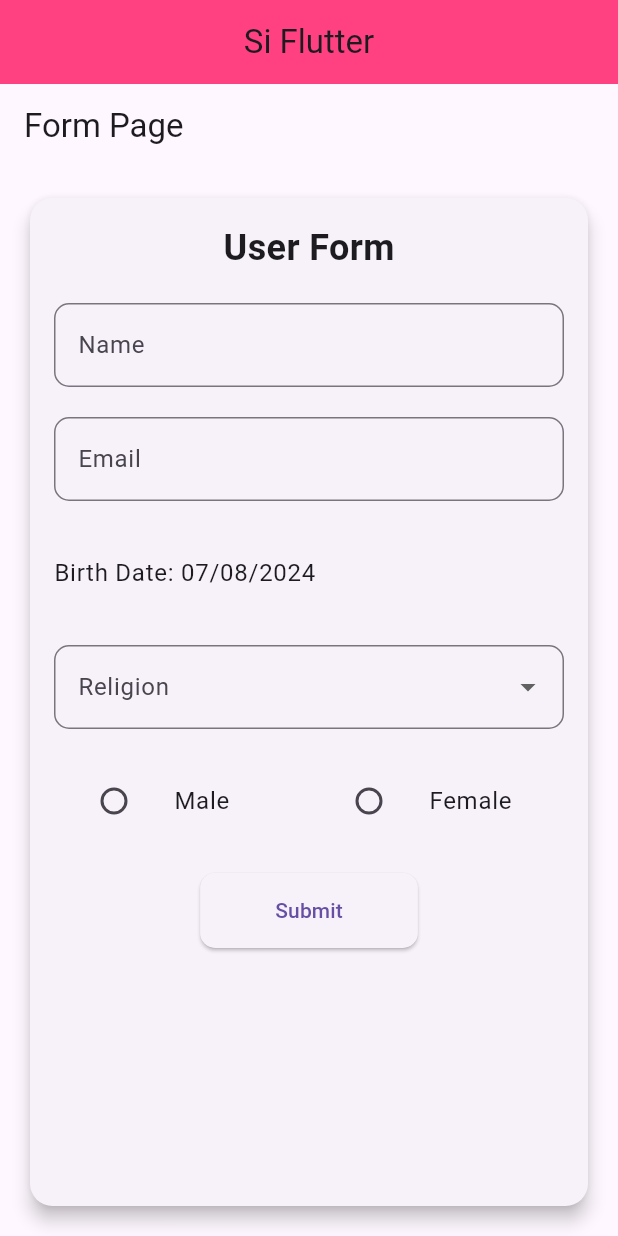
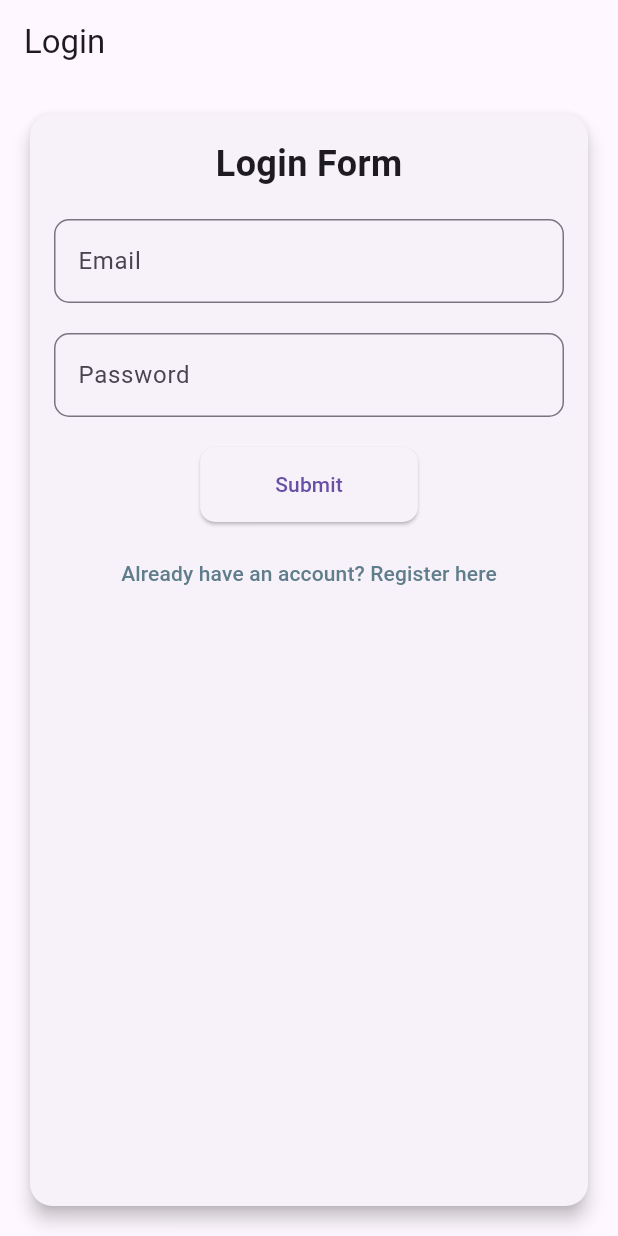
Before and after one commit to sardit0/myapp, a Flutter app: the screen it shows after launch, on a phone screen of 412 x 824 dp. Run offline on Flutter 3.47's test engine with Material 3 defaults, Android fonts, the phone set to English and light mode, and no system bars; our stand-ins replace shared_preferences.

Commit message:
bikin auth

```diff
--- a/lib/main.dart
+++ b/lib/main.dart
@@ -1,10 +1,14 @@
 import 'package:flutter/material.dart';
+import 'package:shared_preferences/shared_preferences.dart';
+import 'package:myapp/pages/home_page.dart';
+import 'package:myapp/pages/auth/login_page.dart';
+import 'package:myapp/pages/auth/register_page.dart';
 import 'package:myapp/container_widget.dart';
-import 'package:myapp/form/display_page.dart';
-import 'package:myapp/form/form_page.dart';
+import 'package:myapp/pages/form/display_page.dart';
+import 'package:myapp/pages/form/form_page.dart';
 import 'package:myapp/news_container.dart';
 import 'package:myapp/row_column/column_widget.dart';
-import 'package:myapp/row_column/counter_page.dart';
+import 'package:myapp/pages/counter_page.dart';
 import 'package:myapp/row_column/kerucut.dart';
 import 'package:myapp/row_column/latihan.dart';
 import 'package:myapp/row_column/lingkaran.dart';
@@ -18,42 +22,35 @@ void main() {
 }
 
 class MyApp extends StatelessWidget {
-  const MyApp({Key? key}) : super(key: key);
+  Future<bool> checkLoginStatus() async {
+    SharedPreferences prefs = await SharedPreferences.getInstance();
+    return prefs.getString('token') != null;
+  }
 
   @override
   Widget build(BuildContext context) {
     return MaterialApp(
-      home: Scaffold(
-        backgroundColor: Colors.white,
-        appBar: AppBar(
-          title: Text('Si Flutter'),
-          centerTitle: true,
-          backgroundColor: Colors.pinkAccent,
-        ),
-        // body: Column (
-        //   children: [
-        //  Persegi(),
-        //  Panjang(),
-        //  Lingkaran(),
-        //  Kerucut(),
-        //  Segitiga(),
-        //  DisplayPage(),
-        //   ],
-        // ),
-        body:
-        FormPage(),
+      title: 'Future Auth',
+      theme: ThemeData(
+        primarySwatch: Colors.indigo,
       ),
+      home: FutureBuilder<bool>(
+        future: checkLoginStatus(),
+        builder: (context, snapshot) {
+          if (snapshot.connectionState == ConnectionState.waiting) {
+            return Center(child: CircularProgressIndicator());
+          } else if (snapshot.data == true) {
+            return HomePage();
+          } else {
+            return LoginPage();
+          }
+        },
+      ),
+      routes: {
+        '/login': (context) => LoginPage(),
+        '/register': (context) => RegisterPage(),
+        '/home': (context) => HomePage(),
+      },
     );
   }
 }
-
-class DisplayPage extends StatelessWidget {
-  const DisplayPage({
-    super.key,
-  });
-
-  @override
-  Widget build(BuildContext context) {
-    return DisplayPage();
-  }
-}
--- /dev/null
+++ b/lib/pages/auth/login_page.dart
@@ -0,0 +1,228 @@
+import 'package:flutter/material.dart';
+import 'package:intl/intl.dart';
+import 'register_page.dart';
+
+class LoginPage extends StatefulWidget {
+  @override
+  _LoginPageState createState() => _LoginPageState();
+}
+
+class _LoginPageState extends State<LoginPage> {
+  final _formKey = GlobalKey<FormState>();
+  final _emailController = TextEditingController();
+  final _passwordController = TextEditingController();
+
+  void submitForm() {
+    if (_formKey.currentState!.validate()) {
+      // ignore: unnecessary_null_comparison
+      // if (_selectedDate != null && _selectedReligion != null && _selectedGender != null) {
+      //   Navigator.push(
+      //     context,
+      //     MaterialPageRoute(
+      //       builder: (context) => DisplayPage(
+      //         name: _emailController.text,
+      //         email: _passwordController.text,
+      //       ),
+      //     ),
+      //   );
+      // }
+    }
+  }
+
+  // Future<void> selectDate(BuildContext context) async {
+  //   final DateTime? picked = await showDatePicker(
+  //     context: context,
+  //     initialDate: _selectedDate,
+  //     firstDate: DateTime(1900),
+  //     lastDate: DateTime(2100),
+  //   );
+  //   if (picked != null && picked != _selectedDate)
+  //     setState(() {
+  //       _selectedDate = picked;
+  //     });
+  // }
+
+  @override
+  void dispose() {
+    _emailController.dispose();
+    _passwordController.dispose();
+    super.dispose();
+  }
+
+  @override
+  Widget build(BuildContext context) {
+    return Scaffold(
+      appBar: AppBar(
+        title: Text('Login'),
+      ),
+      body: Padding(
+        padding: const EdgeInsets.all(16.0),
+        child: Form(
+          key: _formKey,
+          child: Card(
+            elevation: 5,
+            shape: RoundedRectangleBorder(
+              borderRadius: BorderRadius.circular(15),
+            ),
+            child: Padding(
+              padding: const EdgeInsets.all(16.0),
+              child: Column(
+                crossAxisAlignment: CrossAxisAlignment.start,
+                children: [
+                  Center(
+                    child: Text(
+                      'Login Form',
+                      style: TextStyle(
+                        fontSize: 24,
+                        fontWeight: FontWeight.bold,
+                      ),
+                    ),
+                  ),
+                  SizedBox(height: 20),
+                  TextFormField(
+                    controller: _emailController,
+                    decoration: InputDecoration(
+                      labelText: 'Email',
+                      border: OutlineInputBorder(
+                        borderRadius: BorderRadius.circular(10),
+                      ),
+                    ),
+                    validator: (value) {
+                      if (value!.isEmpty) {
+                        return 'Please enter your email';
+                      }
+                      return null;
+                    },
+                  ),
+                  SizedBox(height: 20),
+                  TextFormField(
+                    controller: _passwordController,
+                    decoration: InputDecoration(
+                      labelText: 'Password',
+                      border: OutlineInputBorder(
+                        borderRadius: BorderRadius.circular(10),
+                      ),
+                    ),
+                    validator: (value) {
+                      if (value!.isEmpty) {
+                        return 'Please enter your password';
+                      }
+                      return null;
+                    },
+                  ),
+                  // SizedBox(height: 20),
+                  // ListTile(
+                  //   contentPadding: EdgeInsets.zero,
+                  //   title: Text(
+                  //     // ignore: unnecessary_null_comparison
+                  //     _selectedDate == null
+                  //         ? 'Select Birth Date'
+                  //         : 'Birth Date: ${DateFormat('dd/MM/yyyy').format(_selectedDate)}',
+                  //   ),
+                  //   onTap: () => selectDate(context),
+                  // ),
+                  // SizedBox(height: 20),
+                  // DropdownButtonFormField<String>(
+                  //   decoration: InputDecoration(
+                  //     labelText: 'Religion',
+                  //     border: OutlineInputBorder(
+                  //       borderRadius: BorderRadius.circular(10),
+                  //     ),
+                  //   ),
+                  //   value: _selectedReligion,
+                  //   items: [
+                  //     'Islam',
+                  //     'Christian',
+                  //     'Hindu',
+                  //     'Buddhist',
+                  //     'Other',
+                  //   ]
+                  //   .map((religion) => DropdownMenuItem(
+                  //     value: religion,
+                  //     child: Text(religion),
+                  //   ))
+                  //   .toList(),
+                  //   onChanged: (value) {
+                  //     setState(() {
+                  //       _selectedReligion = value;
+                  //     });
+                  //   },
+                  //   validator: (value) {
+                  //     if (value == null) {
+                  //       return 'Please select your religion';
+                  //     }
+                  //     return null;
+                  //   },
+                  // ),
+                  // SizedBox(height: 20),
+                  // Row(
+                  //   children: [
+                  //     Expanded(
+                  //       child: ListTile(
+                  //         title: const Text('Male'),
+                  //         leading: Radio<String>(
+                  //           value: 'Male',
+                  //           groupValue: _selectedGender,
+                  //           onChanged: (value) {
+                  //             setState(() {
+                  //               _selectedGender = value;
+                  //             });
+                  //           },
+                  //         ),
+                  //       ),
+                  //     ),
+                  //     Expanded(
+                  //       child: ListTile(
+                  //         title: const Text('Female'),
+                  //         leading: Radio<String>(
+                  //           value: 'Female',
+                  //           groupValue: _selectedGender,
+                  //           onChanged: (value) {
+                  //             setState(() {
+                  //               _selectedGender = value;
+                  //             });
+                  //           },
+                  //         ),
+                  //       ),
+                  //     ),
+                  //   ],
+                  // ),
+                  SizedBox(height: 20),
+                  Center(
+                    child: ElevatedButton(
+                      onPressed: submitForm,
+                      child: Text('Submit'),
+                      style: ElevatedButton.styleFrom(
+                        padding:
+                            EdgeInsets.symmetric(horizontal: 50, vertical: 15),
+                        shape: RoundedRectangleBorder(
+                          borderRadius: BorderRadius.circular(10),
+                        ),
+                      ),
+                    ),
+                  ),
+                  SizedBox(height: 10),
+                  Center(
+                    child: TextButton(
+                      onPressed: () {
+                        Navigator.pushReplacement(
+                          context,
+                          MaterialPageRoute(
+                              builder: (context) => RegisterPage()),
+                        );
+                      },
+                      child: Text(
+                        'Already have an account? Register here',
+                        style: TextStyle(color: Colors.blueGrey),
+                      ),
+                    ),
+                  ),
+                ],
+              ),
+            ),
+          ),
+        ),
+      ),
+    );
+  }
+}
--- a/pubspec.yaml
+++ b/pubspec.yaml
@@ -35,6 +35,8 @@ dependencies:
   # The following adds the Cupertino Icons font to your application.
   # Use with the CupertinoIcons class for iOS style icons.
   cupertino_icons: ^1.0.6
+  shared_preferences: ^2.3.1
+  http: ^1.2.2
 
 dev_dependencies:
   flutter_test:
```
Also changed, not shown: lib/pages/auth/register_page.dart (added, +245 -0 lines), lib/pages/home_page.dart (added, +36 -0 lines), lib/pages/services/auth_service.dart (added, +56 -0 lines), lib/pages/counter_page.dart (renamed from lib/row_column/counter_page.dart), lib/pages/form/display_page.dart (renamed from lib/form/display_page.dart), lib/pages/form/form_page.dart (renamed from lib/form/form_page.dart), pubspec.lock, 1 other file.
